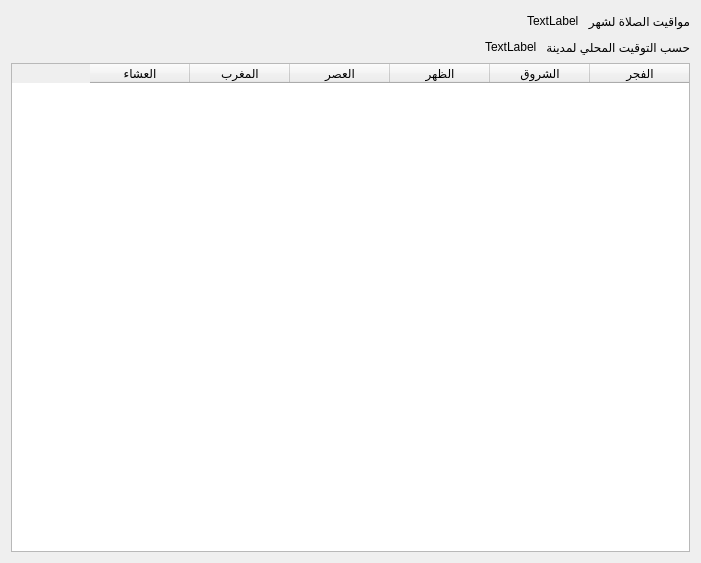
The window that ui/ReportDialog.ui (a-atalla/azan) describes before a commit, drawn with Qt 5.
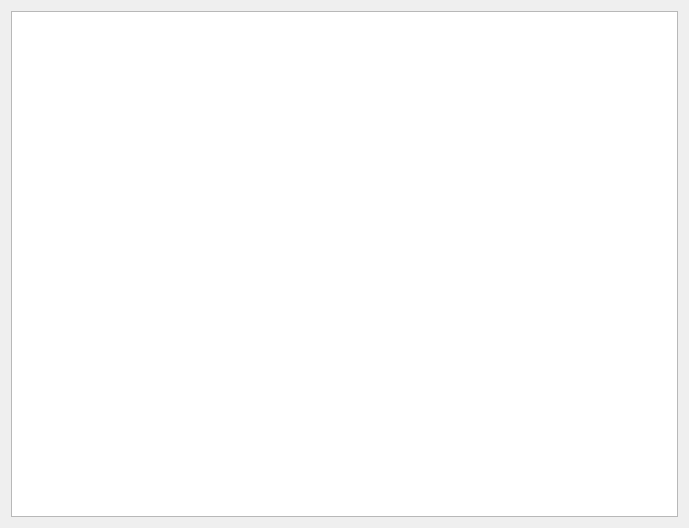
The same window after the commit. Icons and pictures are not drawn.

The edit to the form file:
```diff
--- a/ui/ReportDialog.ui
+++ b/ui/ReportDialog.ui
@@ -6,8 +6,8 @@
    <rect>
     <x>0</x>
     <y>0</y>
-    <width>701</width>
-    <height>563</height>
+    <width>689</width>
+    <height>528</height>
    </rect>
   </property>
   <property name="windowTitle">
@@ -17,110 +17,21 @@
    <iconset resource="../images.qrc">
     <normaloff>:/images/images/kaba.png</normaloff>:/images/images/kaba.png</iconset>
   </property>
-  <layout class="QVBoxLayout" name="verticalLayout">
-   <item>
-    <layout class="QHBoxLayout" name="horizontalLayout">
-     <item>
-      <spacer name="horizontalSpacer_2">
-       <property name="orientation">
-        <enum>Qt::Horizontal</enum>
-       </property>
-       <property name="sizeHint" stdset="0">
-        <size>
-         <width>40</width>
-         <height>20</height>
-        </size>
-       </property>
-      </spacer>
-     </item>
-     <item>
-      <widget class="QLabel" name="labelMonth">
-       <property name="text">
-        <string>TextLabel</string>
-       </property>
-      </widget>
-     </item>
-     <item>
-      <widget class="QLabel" name="label">
-       <property name="text">
-        <string>مواقيت الصلاة لشهر </string>
-       </property>
-      </widget>
-     </item>
-    </layout>
-   </item>
-   <item>
-    <layout class="QHBoxLayout" name="horizontalLayout_2">
-     <item>
-      <spacer name="horizontalSpacer">
-       <property name="orientation">
-        <enum>Qt::Horizontal</enum>
-       </property>
-       <property name="sizeHint" stdset="0">
-        <size>
-         <width>40</width>
-         <height>20</height>
-        </size>
-       </property>
-      </spacer>
-     </item>
-     <item>
-      <widget class="QLabel" name="labelCity">
-       <property name="text">
-        <string>TextLabel</string>
-       </property>
-      </widget>
-     </item>
-     <item>
-      <widget class="QLabel" name="label_2">
-       <property name="text">
-        <string>حسب التوقيت المحلي لمدينة </string>
-       </property>
-      </widget>
-     </item>
-    </layout>
-   </item>
-   <item>
-    <widget class="QTableWidget" name="tableWidget">
-     <property name="layoutDirection">
-      <enum>Qt::RightToLeft</enum>
+  <property name="layoutDirection">
+   <enum>Qt::RightToLeft</enum>
+  </property>
+  <property name="autoFillBackground">
+   <bool>false</bool>
+  </property>
+  <layout class="QGridLayout" name="gridLayout">
+   <item row="0" column="0">
+    <widget class="QTextEdit" name="editReport">
+     <property name="cursor" stdset="0">
+      <cursorShape>ArrowCursor</cursorShape>
      </property>
-     <property name="selectionBehavior">
-      <enum>QAbstractItemView::SelectRows</enum>
+     <property name="readOnly">
+      <bool>true</bool>
      </property>
-     <property name="showGrid">
-      <bool>false</bool>
-     </property>
-     <column>
-      <property name="text">
-       <string>الفجر</string>
-      </property>
-     </column>
-     <column>
-      <property name="text">
-       <string>الشروق</string>
-      </property>
-     </column>
-     <column>
-      <property name="text">
-       <string>الظهر</string>
-      </property>
-     </column>
-     <column>
-      <property name="text">
-       <string>العصر</string>
-      </property>
-     </column>
-     <column>
-      <property name="text">
-       <string>المغرب</string>
-      </property>
-     </column>
-     <column>
-      <property name="text">
-       <string>العشاء</string>
-      </property>
-     </column>
     </widget>
    </item>
   </layout>
```
